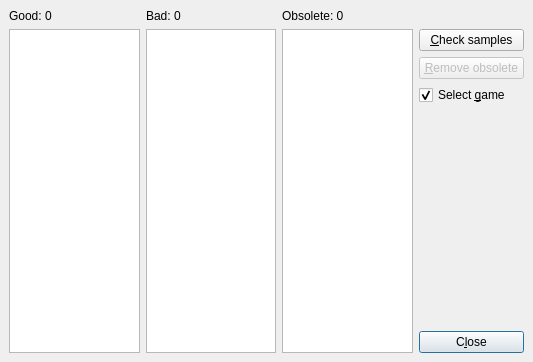
First picture: the form in sampcheck.ui, repository qmc2/qmc2-mame-fe, before the edit.
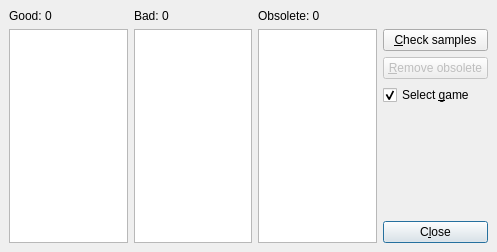
Second picture: the form after the edit.

Diff of the .ui file:
```diff
--- a/sampcheck.ui
+++ b/sampcheck.ui
@@ -1,13 +1,13 @@
 <ui version="4.0" >
  <author>R. Reucher</author>
  <class>SampleChecker</class>
- <widget class="QDialog" name="SampleChecker" >
-  <property name="geometry" >
+ <widget class="QDialog" name="SampleChecker">
+  <property name="geometry">
    <rect>
     <x>0</x>
     <y>0</y>
-    <width>533</width>
-    <height>362</height>
+    <width>497</width>
+    <height>252</height>
    </rect>
   </property>
   <property name="windowTitle" >
@@ -105,7 +105,7 @@
    </item>
   </layout>
  </widget>
- <layoutdefault spacing="6" margin="9" />
+ <layoutdefault spacing="6" margin="9"/>
  <tabstops>
   <tabstop>listWidgetSamplesGood</tabstop>
   <tabstop>listWidgetSamplesBad</tabstop>
```
Left out of the diff: 84 changed lines with no effect on the pictures.
